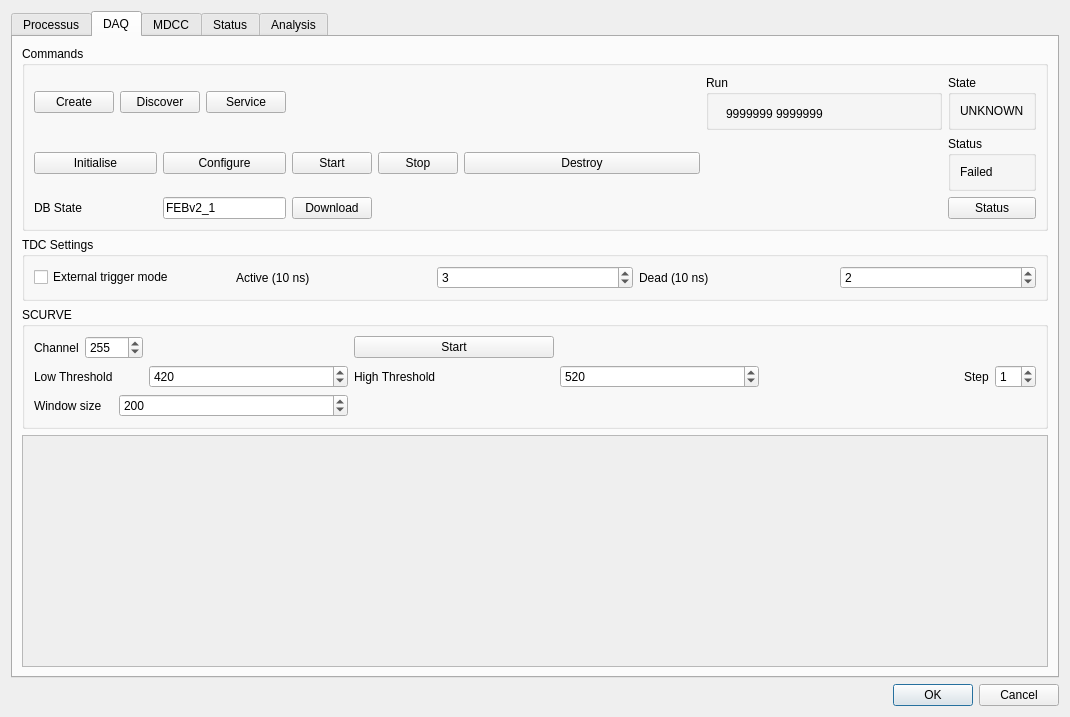
mirabitl/lydaq, file qt/daqui.ui: the form before one commit.
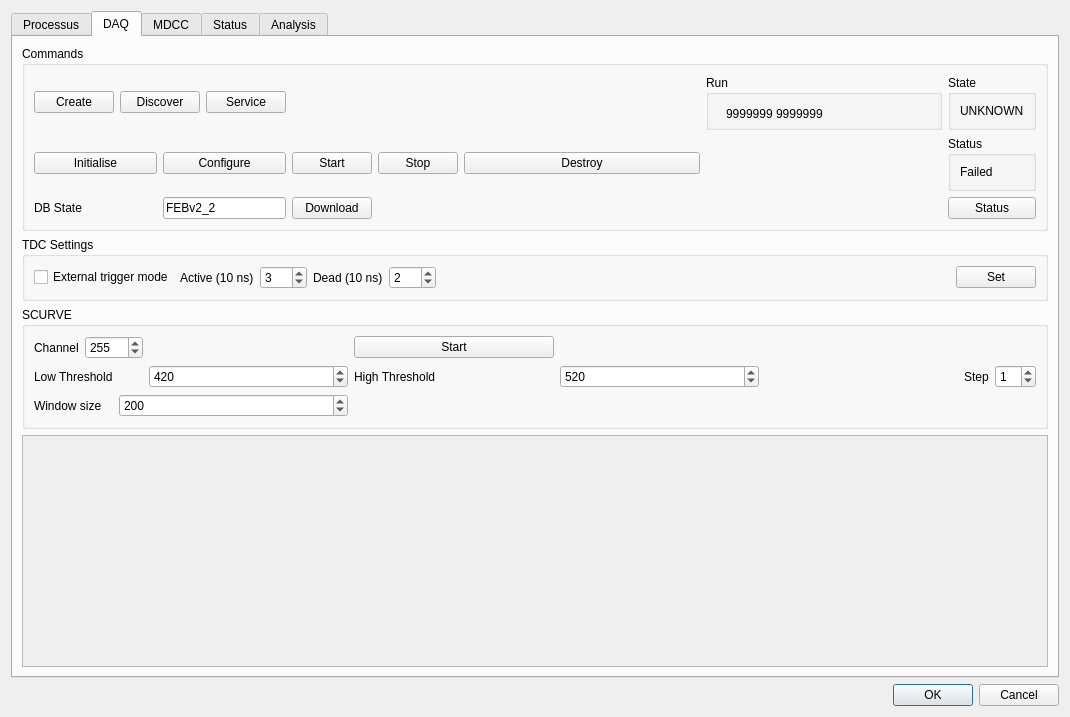
The form after the commit. The open tabs and pages were chosen to show the change.

Patch:
```diff
--- a/qt/daqui.ui
+++ b/qt/daqui.ui
@@ -279,7 +279,7 @@
           <item row="2" column="2" colspan="2">
            <widget class="QLineEdit" name="LEDBState">
             <property name="text">
-             <string>FEBv2_1</string>
+             <string>FEBv2_2</string>
             </property>
            </widget>
           </item>
@@ -360,6 +360,26 @@
             </property>
            </widget>
           </item>
+          <item>
+           <spacer name="horizontalSpacer_10">
+            <property name="orientation">
+             <enum>Qt::Horizontal</enum>
+            </property>
+            <property name="sizeHint" stdset="0">
+             <size>
+              <width>456</width>
+              <height>20</height>
+             </size>
+            </property>
+           </spacer>
+          </item>
+          <item>
+           <widget class="QPushButton" name="PBSetTdc">
+            <property name="text">
+             <string>Set</string>
+            </property>
+           </widget>
+          </item>
          </layout>
         </widget>
        </item>
```
